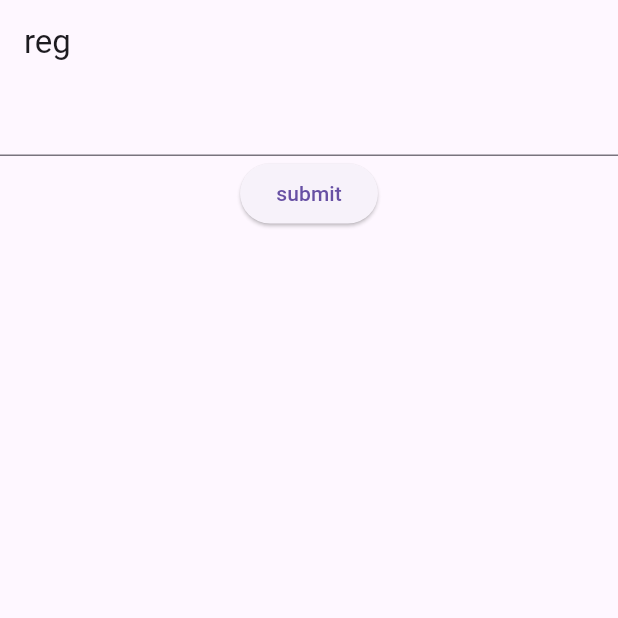
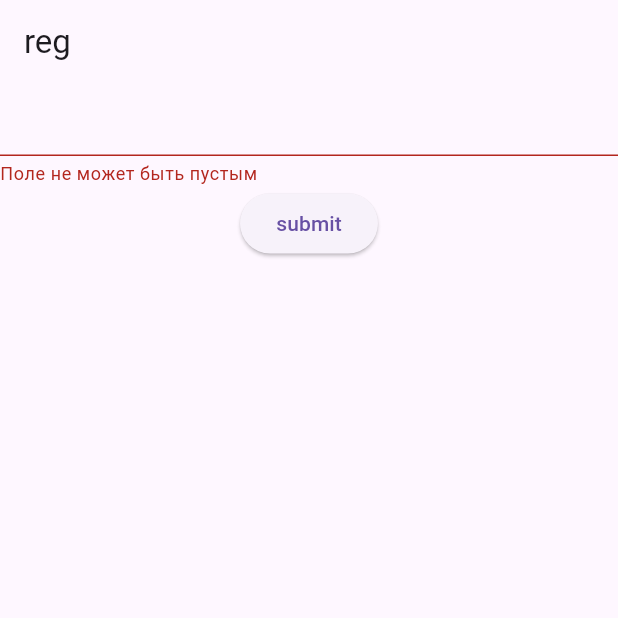
Before and after one commit to ZergProger/mobx_project, a Flutter app: the screen it shows after launch, after a tap on "submit", on a phone screen of 412 x 824 dp, the top half of it. Run offline on Flutter 3.47's test engine with Material 3 defaults, Android fonts, the phone set to English and light mode, and no system bars; our stand-ins replace mobx; generated files the repository leaves out were written again.

Commit message:
Refactor phone number validation and form handling in RegPage

```diff
--- a/lib/pages/phone_page/phone_page.dart
+++ b/lib/pages/phone_page/phone_page.dart
@@ -7,8 +7,9 @@ import 'package:mobx_project/utils/routes_name.dart';
 class RegPage extends StatelessWidget {
   RegPage({super.key});
 
-  final dataValidation = Register();
+  final Register dataValidation = Register();
   final TextEditingController controller = TextEditingController();
+  final GlobalKey<FormState> _formKey = GlobalKey<FormState>();
 
   @override
   Widget build(BuildContext context) {
@@ -16,18 +17,19 @@ class RegPage extends StatelessWidget {
       appBar: AppBar(
         title: Text('reg'),
       ),
-      body: Center(
+      body: Form(
+        key: _formKey,
         child: Column(
           children: <Widget>[
             TextFormField(
               controller: controller,
               validator: (value) {
-                if (value == null) {
-                  return 'field is empty';
-                } else if (value.length == 9) {
-                  dataValidation.dataValidation();
+                if (value == null || value.isEmpty) {
+                  return 'Поле не может быть пустым';
+                } else if (value.length != 10) {
+                  return 'Введите номер телефона';
                 }
-                return '';
+                return null; // Если все ОК, ошибки нет
               },
               keyboardType: TextInputType.phone,
               inputFormatters: [
@@ -39,8 +41,15 @@ class RegPage extends StatelessWidget {
             ),
             ElevatedButton(
                 onPressed: () {
-                  if (dataValidation.value == true) {
-                    route(EmailPage);
+                  if (_formKey.currentState?.validate() == true) {
+                    dataValidation.dataValidation();
+                    Navigator.push(
+                        context,
+                        MaterialPageRoute(
+                          builder: (context) => EmailPage(),
+                        ));
+                  } else {
+                    dataValidation.value == false;
                   }
                 },
                 child: Text('submit'))
```
